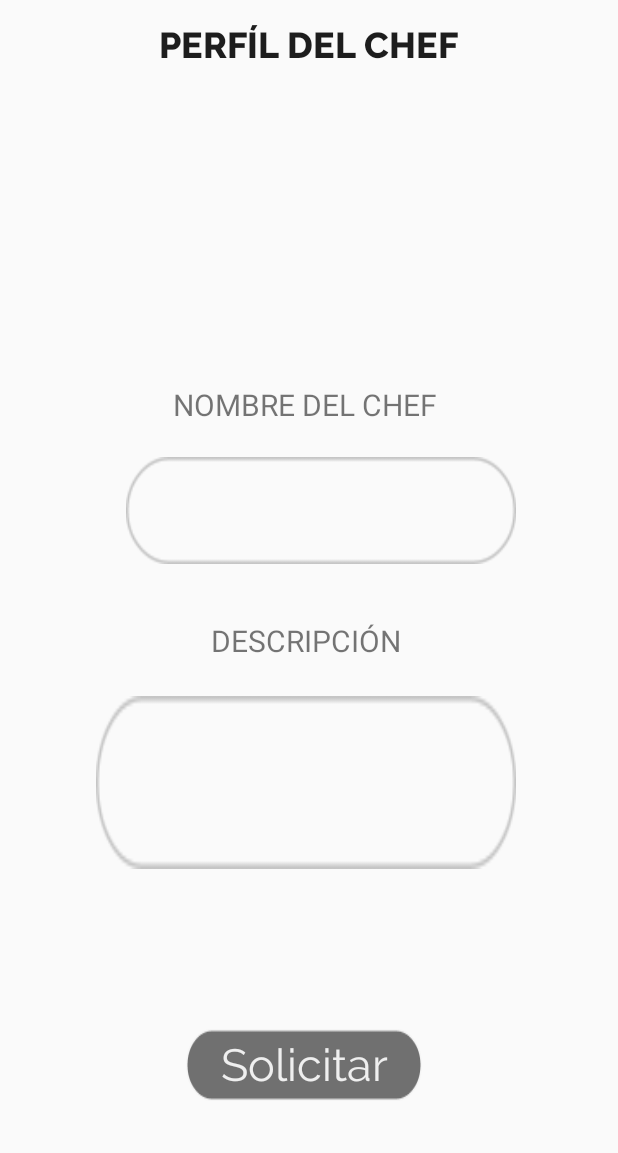
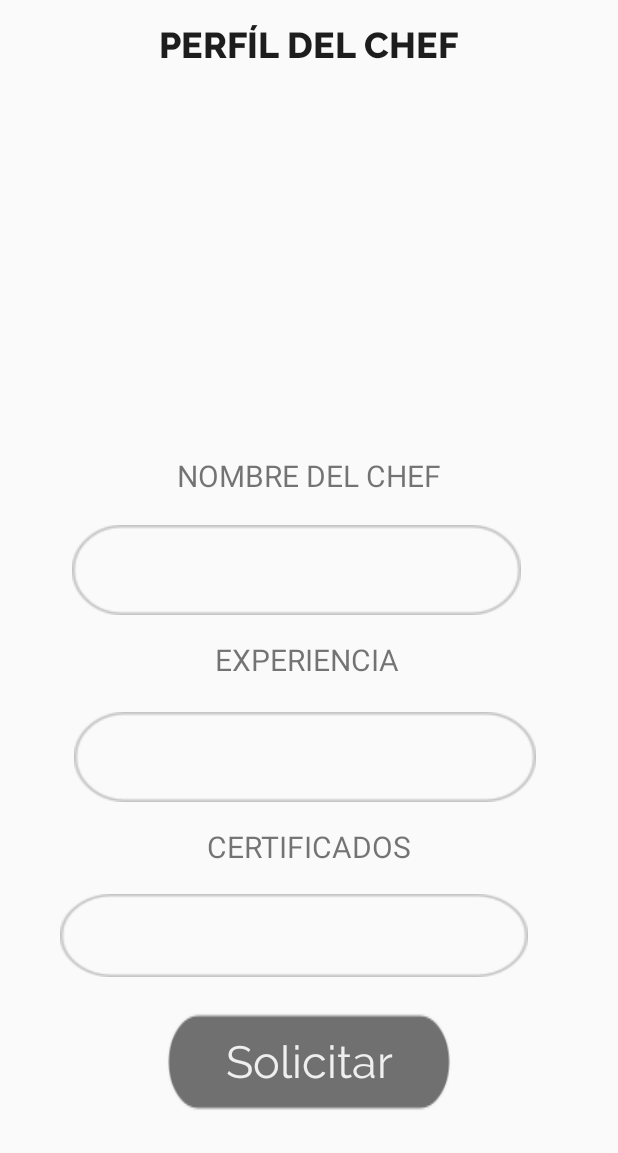
Before and after one commit to abelsantiagocortes/Ratatouille-Dev, an Android app: the ChefProfile screen opened directly, with no data from a screen before it, on a phone screen of 412 x 824 dp, the part 83-1236 px from its top. Run offline under Robolectric (Android 15) with nearby library versions, the phone set to English and light mode, and no system bars; our stand-ins replace Firebase (no records; nobody signed in at launch, a user with empty details on screens opened directly).

Commit message:
Register Chef with all Fields

```diff
--- a/app/src/main/java/com/example/ratatouille/Chef/ChefProfile.java
+++ b/app/src/main/java/com/example/ratatouille/Chef/ChefProfile.java
@@ -36,8 +36,8 @@ import java.io.IOException;
 public class ChefProfile extends AppCompatActivity {
 
     TextView name;
-    TextView description;
-    TextView ids;
+    TextView certi;
+    TextView exp;
     Button btn_solicitud;
     DatabaseReference dbNotifs;
     UserChef chef;
@@ -57,7 +57,8 @@ public class ChefProfile extends AppCompatActivity {
         dbNotifs = dbRats.getReference("solicitud");
 
         name=findViewById(R.id.nameChef);
-        description=findViewById(R.id.descriptionChef);
+        exp=findViewById(R.id.nameChef2);
+        certi = findViewById(R.id.nameChef3);
         btn_solicitud = findViewById(R.id.btn_solicitud);
         ico =findViewById(R.id.imageView7);
         dbRatsStorage = FirebaseStorage.getInstance();
@@ -71,7 +72,8 @@ public class ChefProfile extends AppCompatActivity {
                     for(DataSnapshot dir : dataSnapshot.getChildren()){
                         chef = dir.getValue(UserChef.class);
                         name.setText(chef.getName());
-                        description.setText(chef.getDescription());
+                        exp.setText(chef.getExperiencia()+ " " + chef.getAños() + " años");
+                        certi.setText(chef.getCertificados());
                     }
                 }
 
--- a/app/src/main/java/com/example/ratatouille/Client/Home.java
+++ b/app/src/main/java/com/example/ratatouille/Client/Home.java
@@ -2,6 +2,7 @@ package com.example.ratatouille.Client;
 
 import androidx.annotation.NonNull;
 import androidx.appcompat.app.AppCompatActivity;
+import androidx.viewpager.widget.PagerAdapter;
 import androidx.viewpager.widget.ViewPager;
 
 import android.content.Intent;
@@ -164,7 +165,7 @@ public class Home extends AppCompatActivity {
                 });
     }
 
-    public TabViewPagerAdapter setUpViewPager(){
+    public PagerAdapter setUpViewPager(){
 
         TabViewPagerAdapter tabViewPagerAdapter= new TabViewPagerAdapter(getSupportFragmentManager());
         tabViewPagerAdapter.addFragment(new Chefs_tab(),"Chefs");
--- a/app/src/main/java/com/example/ratatouille/adapters/MyViewPagerAdapter.java
+++ b/app/src/main/java/com/example/ratatouille/adapters/MyViewPagerAdapter.java
@@ -1,4 +1,4 @@
-package com.example.ratatouille;
+package com.example.ratatouille.adapters;
 
 import androidx.fragment.app.Fragment;
 import androidx.fragment.app.FragmentManager;
--- a/app/src/main/java/com/example/ratatouille/adapters/TabViewPagerAdapter.java
+++ b/app/src/main/java/com/example/ratatouille/adapters/TabViewPagerAdapter.java
@@ -1,4 +1,4 @@
-package com.example.ratatouille;
+package com.example.ratatouille.adapters;
 
 import androidx.annotation.Nullable;
 import androidx.fragment.app.Fragment;
--- a/app/src/main/res/layout/activity_chef_profile.xml
+++ b/app/src/main/res/layout/activity_chef_profile.xml
@@ -49,39 +49,52 @@
     <TextView
         android:id="@+id/nameChef"
         style="@style/btn_txt_black_background_white"
-        android:layout_width="260dp"
-        android:layout_height="71dp"
-        android:layout_marginStart="84dp"
-        android:layout_marginTop="360dp"
+        android:layout_width="299dp"
+        android:layout_height="60dp"
+        android:layout_marginStart="48dp"
+        android:layout_marginBottom="16dp"
         android:gravity="center|center_horizontal|center_vertical"
         android:paddingStart="10dp"
-        app:layout_constraintStart_toStartOf="parent"
-        app:layout_constraintTop_toTopOf="parent" />
+        app:layout_constraintBottom_toTopOf="@+id/textView"
+        app:layout_constraintStart_toStartOf="parent" />
 
     <TextView
-        android:id="@+id/descriptionChef"
+        android:id="@+id/nameChef2"
         style="@style/btn_txt_black_background_white"
-        android:layout_width="280dp"
-        android:layout_height="115dp"
-        android:layout_marginStart="64dp"
-        android:layout_marginTop="88dp"
-        android:padding="20dp"
-        android:textSize="24sp"
-        app:layout_constraintStart_toStartOf="parent"
-        app:layout_constraintTop_toBottomOf="@+id/nameChef" />
+        android:layout_width="308dp"
+        android:layout_height="60dp"
+        android:layout_marginStart="72dp"
+        android:layout_marginEnd="79dp"
+        android:layout_marginBottom="16dp"
+        android:gravity="center|center_horizontal|center_vertical"
+        android:paddingStart="10dp"
+        app:layout_constraintBottom_toTopOf="@+id/textView7"
+        app:layout_constraintEnd_toEndOf="parent"
+        app:layout_constraintHorizontal_bias="0.484"
+        app:layout_constraintStart_toStartOf="parent" />
+
+    <TextView
+        android:id="@+id/nameChef3"
+        style="@style/btn_txt_black_background_white"
+        android:layout_width="312dp"
+        android:layout_height="55dp"
+        android:layout_marginStart="40dp"
+        android:layout_marginBottom="24dp"
+        android:gravity="center|center_horizontal|center_vertical"
+        android:paddingStart="10dp"
+        app:layout_constraintBottom_toTopOf="@+id/btn_solicitud"
+        app:layout_constraintStart_toStartOf="parent" />
 
     <Button
         android:id="@+id/btn_solicitud"
         style="@style/btn_txt_white_background_grey"
-        android:layout_width="wrap_content"
-        android:layout_height="wrap_content"
+        android:layout_width="189dp"
+        android:layout_height="65dp"
+        android:layout_marginBottom="28dp"
         android:text="Solicitar"
         app:layout_constraintBottom_toBottomOf="parent"
         app:layout_constraintEnd_toEndOf="parent"
-        app:layout_constraintHorizontal_bias="0.488"
-        app:layout_constraintStart_toStartOf="parent"
-        app:layout_constraintTop_toBottomOf="@+id/descriptionChef"
-        app:layout_constraintVertical_bias="0.755" />
+        app:layout_constraintStart_toStartOf="parent" />
 
     <TextView
         android:id="@+id/textView2"
@@ -89,37 +102,53 @@
         android:layout_height="wrap_content"
         android:layout_marginStart="173dp"
         android:layout_marginEnd="179dp"
-        android:layout_marginBottom="21dp"
+        android:layout_marginBottom="19dp"
         android:text="NOMBRE DEL CHEF"
         android:textSize="20dp"
         app:layout_constraintBottom_toTopOf="@+id/nameChef"
         app:layout_constraintEnd_toEndOf="parent"
+        app:layout_constraintHorizontal_bias="0.478"
         app:layout_constraintStart_toStartOf="parent" />
 
     <TextView
-        android:id="@+id/textView5"
+        android:id="@+id/textView"
         android:layout_width="wrap_content"
         android:layout_height="wrap_content"
         android:layout_marginStart="173dp"
         android:layout_marginEnd="179dp"
-        android:layout_marginBottom="23dp"
-        android:text="DESCRIPCIÓN"
+        android:layout_marginBottom="21dp"
+        android:text="EXPERIENCIA"
         android:textSize="20dp"
-        app:layout_constraintBottom_toTopOf="@+id/descriptionChef"
+        app:layout_constraintBottom_toTopOf="@+id/nameChef2"
         app:layout_constraintEnd_toEndOf="parent"
-        app:layout_constraintHorizontal_bias="0.492"
+        app:layout_constraintHorizontal_bias="0.478"
+        app:layout_constraintStart_toStartOf="parent" />
+
+    <TextView
+        android:id="@+id/textView7"
+        android:layout_width="wrap_content"
+        android:layout_height="wrap_content"
+        android:layout_marginStart="173dp"
+        android:layout_marginEnd="179dp"
+        android:layout_marginBottom="18dp"
+        android:text="CERTIFICADOS"
+        android:textSize="20dp"
+        app:layout_constraintBottom_toTopOf="@+id/nameChef3"
+        app:layout_constraintEnd_toEndOf="parent"
+        app:layout_constraintHorizontal_bias="0.468"
         app:layout_constraintStart_toStartOf="parent" />
 
     <ImageView
         android:id="@+id/imageView7"
-        android:layout_width="164dp"
-        android:layout_height="144dp"
+        android:layout_width="192dp"
+        android:layout_height="171dp"
         android:layout_marginStart="123dp"
         android:layout_marginTop="30dp"
         android:layout_marginEnd="124dp"
         android:layout_marginBottom="30dp"
         app:layout_constraintBottom_toTopOf="@+id/textView2"
         app:layout_constraintEnd_toEndOf="parent"
+        app:layout_constraintHorizontal_bias="0.526"
         app:layout_constraintStart_toStartOf="parent"
         app:layout_constraintTop_toBottomOf="@+id/txt_sub_forgot3" />
 
```
Also changed, not shown: app/src/main/java/com/example/ratatouille/Chef/DescripcionChef.java (+14 -7 lines), app/src/main/java/com/example/ratatouille/Class/UserChef.java (+29 -21 lines), app/src/main/res/layout/activity_chef_register2.xml (+38 -34 lines), app/src/main/res/layout/activity_descripcion_chef.xml (deleted, +0 -76 lines).
